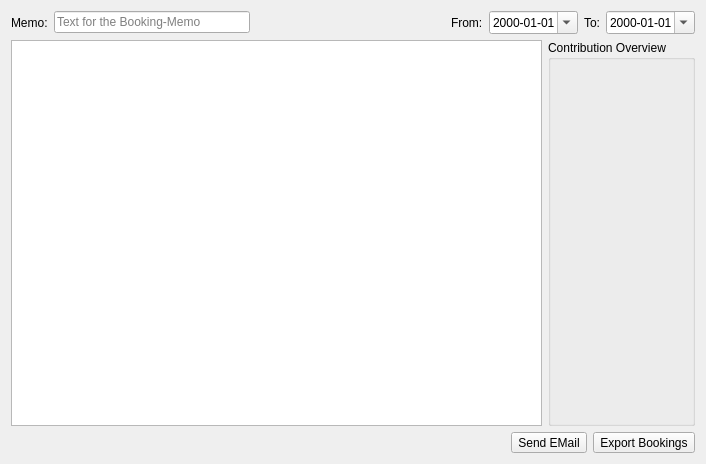
Before: the Qt Designer form forms/contributions.ui in LukyLuke/PiTres, drawn with Qt 5.
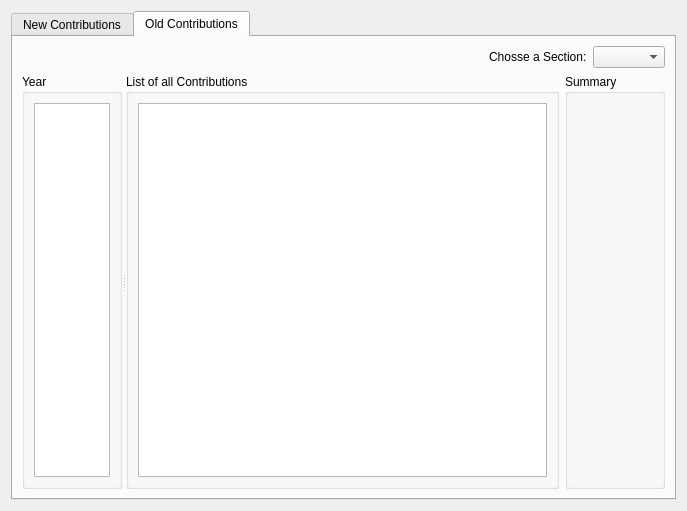
After: the same form once the commit is applied. The open tabs and pages were chosen to show the change. Icons and pictures are not drawn.

Commit message: Mostly working with past-view function to take a look to given contributions

Diff of the .ui file:
```diff
--- a/forms/contributions.ui
+++ b/forms/contributions.ui
@@ -6,8 +6,8 @@
    <rect>
     <x>0</x>
     <y>0</y>
-    <width>706</width>
-    <height>464</height>
+    <width>687</width>
+    <height>511</height>
    </rect>
   </property>
   <property name="windowTitle">
@@ -15,6 +15,16 @@
   </property>
   <layout class="QVBoxLayout" name="verticalLayout">
    <item>
+    <widget class="QTabWidget" name="tabWidget">
+     <property name="currentIndex">
+      <number>0</number>
+     </property>
+     <widget class="QWidget" name="tab">
+      <attribute name="title">
+       <string>New Contributions</string>
+      </attribute>
+      <layout class="QVBoxLayout" name="verticalLayout_3">
+       <item>
     <layout class="QHBoxLayout" name="horizontalLayout">
      <item>
       <widget class="QLabel" name="label_3">
@@ -174,6 +184,150 @@
       </widget>
      </item>
     </layout>
+       </item>
+      </layout>
+     </widget>
+     <widget class="QWidget" name="tab_2">
+      <attribute name="title">
+       <string>Old Contributions</string>
+      </attribute>
+      <layout class="QVBoxLayout" name="verticalLayout_4">
+       <item>
+        <layout class="QHBoxLayout" name="horizontalLayout_5">
+         <item>
+          <spacer name="horizontalSpacer_3">
+           <property name="orientation">
+            <enum>Qt::Horizontal</enum>
+           </property>
+           <property name="sizeHint" stdset="0">
+            <size>
+             <width>40</width>
+             <height>20</height>
+            </size>
+           </property>
+          </spacer>
+         </item>
+         <item>
+          <widget class="QLabel" name="label_4">
+           <property name="text">
+            <string>Chosse a Section:</string>
+           </property>
+          </widget>
+         </item>
+         <item>
+          <widget class="QComboBox" name="sectionList"/>
+         </item>
+        </layout>
+       </item>
+       <item>
+        <layout class="QHBoxLayout" name="horizontalLayout_4">
+         <item>
+          <widget class="QSplitter" name="splitter">
+           <property name="orientation">
+            <enum>Qt::Horizontal</enum>
+           </property>
+           <property name="childrenCollapsible">
+            <bool>false</bool>
+           </property>
+           <widget class="QGroupBox" name="verticalGroupBox">
+            <property name="sizePolicy">
+             <sizepolicy hsizetype="Ignored" vsizetype="Preferred">
+              <horstretch>1</horstretch>
+              <verstretch>0</verstretch>
+             </sizepolicy>
+            </property>
+            <property name="minimumSize">
+             <size>
+              <width>100</width>
+              <height>0</height>
+             </size>
+            </property>
+            <property name="title">
+             <string>Year</string>
+            </property>
+            <layout class="QHBoxLayout" name="horizontalLayout_6">
+             <item>
+              <widget class="QListWidget" name="yearList">
+               <property name="showDropIndicator" stdset="0">
+                <bool>false</bool>
+               </property>
+              </widget>
+             </item>
+            </layout>
+           </widget>
+           <widget class="QGroupBox" name="groupBox_2">
+            <property name="sizePolicy">
+             <sizepolicy hsizetype="Ignored" vsizetype="Preferred">
+              <horstretch>5</horstretch>
+              <verstretch>0</verstretch>
+             </sizepolicy>
+            </property>
+            <property name="minimumSize">
+             <size>
+              <width>200</width>
+              <height>0</height>
+             </size>
+            </property>
+            <property name="title">
+             <string>List of all Contributions</string>
+            </property>
+            <layout class="QHBoxLayout" name="horizontalLayout_7">
+             <item>
+              <widget class="QTableView" name="contributionTable"/>
+             </item>
+            </layout>
+           </widget>
+          </widget>
+         </item>
+         <item>
+          <widget class="QGroupBox" name="groupBox">
+           <property name="sizePolicy">
+            <sizepolicy hsizetype="Minimum" vsizetype="Preferred">
+             <horstretch>0</horstretch>
+             <verstretch>0</verstretch>
+            </sizepolicy>
+           </property>
+           <property name="minimumSize">
+            <size>
+             <width>100</width>
+             <height>0</height>
+            </size>
+           </property>
+           <property name="title">
+            <string>Summary</string>
+           </property>
+           <layout class="QVBoxLayout" name="verticalLayout_5">
+            <item>
+             <layout class="QGridLayout" name="detailsLayout">
+              <property name="horizontalSpacing">
+               <number>20</number>
+              </property>
+              <property name="verticalSpacing">
+               <number>5</number>
+              </property>
+             </layout>
+            </item>
+            <item>
+             <spacer name="verticalSpacer_2">
+              <property name="orientation">
+               <enum>Qt::Vertical</enum>
+              </property>
+              <property name="sizeHint" stdset="0">
+               <size>
+                <width>20</width>
+                <height>40</height>
+               </size>
+              </property>
+             </spacer>
+            </item>
+           </layout>
+          </widget>
+         </item>
+        </layout>
+       </item>
+      </layout>
+     </widget>
+    </widget>
    </item>
   </layout>
  </widget>
```
Lines whose indentation alone changed are shown as unchanged. The commit also changes 2 other files.
